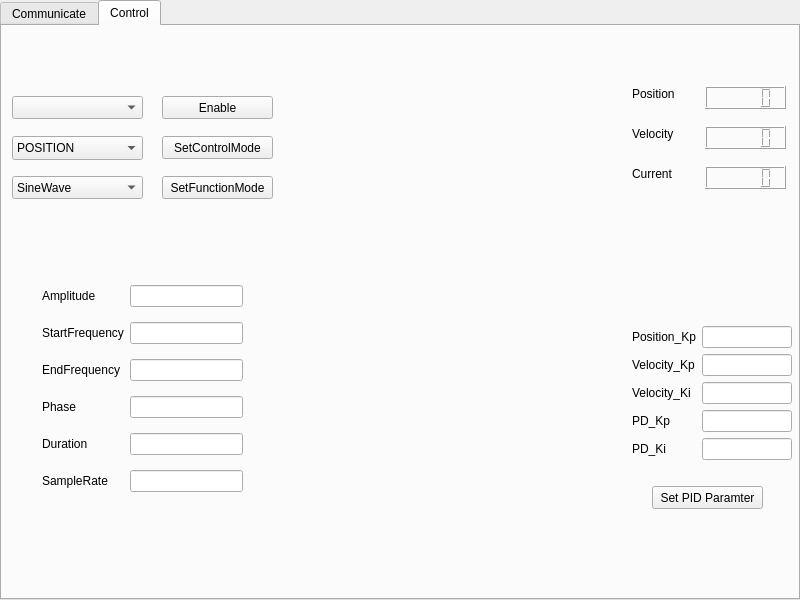
This is ui/mainwindow.ui in huigang39/FSA_Tool as Qt 5 draws it before an edit. The edited form follows.
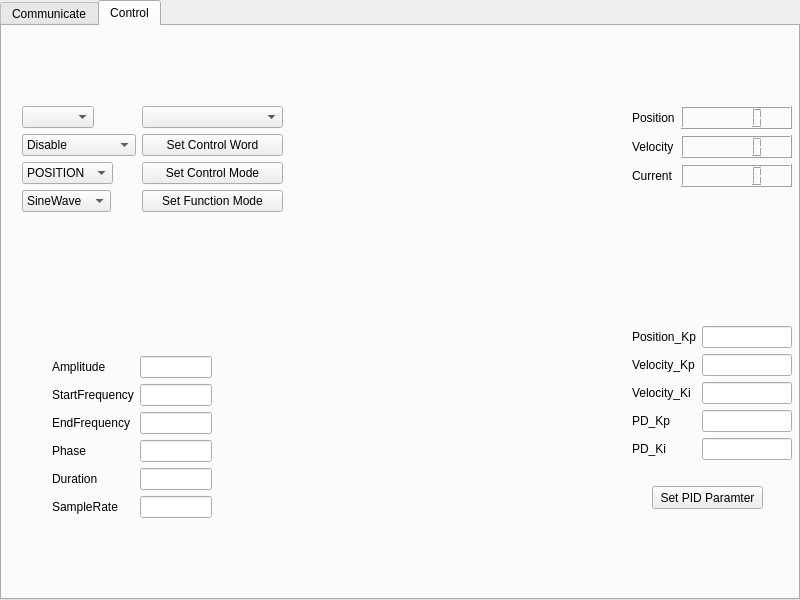
This is the edited form. The open tabs and pages were chosen to show the change.

Commit message: 1. 将重要面板都改为form形式； 2. 添加ControlWord

```diff
--- a/ui/mainwindow.ui
+++ b/ui/mainwindow.ui
@@ -35,132 +35,29 @@
                     <attribute name="title">
                         <string>Control</string>
                     </attribute>
-                    <widget class="QComboBox" name="comboBox_controlMode">
-                        <property name="geometry">
-                            <rect>
-                                <x>10</x>
-                                <y>110</y>
-                                <width>131</width>
-                                <height>24</height>
-                            </rect>
-                        </property>
-                        <item>
-                            <property name="text">
-                                <string>POSITION</string>
-                            </property>
-                        </item>
-                        <item>
-                            <property name="text">
-                                <string>VELOCITY</string>
-                            </property>
-                        </item>
-                        <item>
-                            <property name="text">
-                                <string>CURRENT</string>
-                            </property>
-                        </item>
-                        <item>
-                            <property name="text">
-                                <string>PD</string>
-                            </property>
-                        </item>
-                    </widget>
-                    <widget class="QComboBox" name="comboBox_fsaList">
-                        <property name="geometry">
-                            <rect>
-                                <x>10</x>
-                                <y>70</y>
-                                <width>131</width>
-                                <height>23</height>
-                            </rect>
-                        </property>
-                    </widget>
-                    <widget class="QComboBox" name="comboBox_functionMode">
-                        <property name="geometry">
-                            <rect>
-                                <x>10</x>
-                                <y>150</y>
-                                <width>131</width>
-                                <height>23</height>
-                            </rect>
-                        </property>
-                        <item>
-                            <property name="text">
-                                <string>SineWave</string>
-                            </property>
-                        </item>
-                        <item>
-                            <property name="text">
-                                <string>BandWidth</string>
-                            </property>
-                        </item>
-                    </widget>
-                    <widget class="QPushButton" name="pushButton_setControlMode">
-                        <property name="geometry">
-                            <rect>
-                                <x>160</x>
-                                <y>110</y>
-                                <width>111</width>
-                                <height>23</height>
-                            </rect>
-                        </property>
-                        <property name="text">
-                            <string>SetControlMode</string>
-                        </property>
-                    </widget>
-                    <widget class="QPushButton" name="pushButton_setFunctionMode">
-                        <property name="geometry">
-                            <rect>
-                                <x>160</x>
-                                <y>150</y>
-                                <width>111</width>
-                                <height>23</height>
-                            </rect>
-                        </property>
-                        <property name="text">
-                            <string>SetFunctionMode</string>
-                        </property>
-                    </widget>
-                    <widget class="QPushButton" name="pushButton_enableFSA">
-                        <property name="geometry">
-                            <rect>
-                                <x>160</x>
-                                <y>70</y>
-                                <width>111</width>
-                                <height>23</height>
-                            </rect>
-                        </property>
-                        <property name="text">
-                            <string>Enable</string>
-                        </property>
-                    </widget>
                     <widget class="QStackedWidget" name="stackedWidget_configControlData">
                         <property name="geometry">
                             <rect>
-                                <x>20</x>
-                                <y>210</y>
+                                <x>10</x>
+                                <y>260</y>
                                 <width>251</width>
-                                <height>301</height>
+                                <height>241</height>
                             </rect>
                         </property>
                         <property name="currentIndex">
                             <number>0</number>
                         </property>
                         <widget class="QWidget" name="page_sineWave">
-                            <widget class="QWidget" name="gridLayoutWidget_sineWave">
+                            <widget class="QWidget" name="formLayoutWidget_2">
                                 <property name="geometry">
                                     <rect>
-                                        <x>20</x>
-                                        <y>40</y>
-                                        <width>201</width>
-                                        <height>231</height>
+                                        <x>40</x>
+                                        <y>70</y>
+                                        <width>160</width>
+                                        <height>141</height>
                                     </rect>
                                 </property>
-                                <layout class="QGridLayout"
-                                    name="gridLayout_sinwWave_sineWave_functionLayout">
-                                    <item row="2" column="1">
-                                        <widget class="QLineEdit" name="lineEdit_sinwWave_phase" />
-                                    </item>
+                                <layout class="QFormLayout" name="formLayout_sineWavePanel">
                                     <item row="0" column="0">
                                         <widget class="QLabel" name="label_sinwWave_amplitude">
                                             <property name="text">
@@ -171,16 +68,6 @@
                                     <item row="0" column="1">
                                         <widget class="QLineEdit" name="lineEdit_sinwWave_amplitude" />
                                     </item>
-                                    <item row="3" column="1">
-                                        <widget class="QLineEdit" name="lineEdit_sinwWave_duration" />
-                                    </item>
-                                    <item row="4" column="1">
-                                        <widget class="QLineEdit"
-                                            name="lineEdit_sinwWave_sampleRate" />
-                                    </item>
-                                    <item row="1" column="1">
-                                        <widget class="QLineEdit" name="lineEdit_sinwWave_frequency" />
-                                    </item>
                                     <item row="1" column="0">
                                         <widget class="QLabel" name="label_sinwWave_frequency">
                                             <property name="text">
@@ -188,6 +75,9 @@
                                             </property>
                                         </widget>
                                     </item>
+                                    <item row="1" column="1">
+                                        <widget class="QLineEdit" name="lineEdit_sinwWave_frequency" />
+                                    </item>
                                     <item row="2" column="0">
                                         <widget class="QLabel" name="label_sinwWave_phase">
                                             <property name="text">
@@ -195,6 +85,9 @@
                                             </property>
                                         </widget>
                                     </item>
+                                    <item row="2" column="1">
+                                        <widget class="QLineEdit" name="lineEdit_sinwWave_phase" />
+                                    </item>
                                     <item row="3" column="0">
                                         <widget class="QLabel" name="label_sinwWave_duration">
                                             <property name="text">
@@ -202,6 +95,9 @@
                                             </property>
                                         </widget>
                                     </item>
+                                    <item row="3" column="1">
+                                        <widget class="QLineEdit" name="lineEdit_sinwWave_duration" />
+                                    </item>
                                     <item row="4" column="0">
                                         <widget class="QLabel" name="label_sinwWave_sampleRate">
                                             <property name="text">
@@ -209,38 +105,24 @@
                                             </property>
                                         </widget>
                                     </item>
+                                    <item row="4" column="1">
+                                        <widget class="QLineEdit"
+                                            name="lineEdit_sinwWave_sampleRate" />
+                                    </item>
                                 </layout>
                             </widget>
                         </widget>
                         <widget class="QWidget" name="page_sweepWave">
-                            <widget class="QWidget" name="gridLayoutWidget_sweepWave">
+                            <widget class="QWidget" name="formLayoutWidget_3">
                                 <property name="geometry">
                                     <rect>
-                                        <x>20</x>
-                                        <y>40</y>
-                                        <width>201</width>
-                                        <height>231</height>
+                                        <x>40</x>
+                                        <y>70</y>
+                                        <width>160</width>
+                                        <height>170</height>
                                     </rect>
                                 </property>
-                                <layout class="QGridLayout"
-                                    name="gridLayout_sweepWave_functionLayout">
-                                    <item row="4" column="1">
-                                        <widget class="QLineEdit" name="lineEdit_sweepWave_duration" />
-                                    </item>
-                                    <item row="4" column="0">
-                                        <widget class="QLabel" name="label_sweepWave_duration">
-                                            <property name="text">
-                                                <string>Duration</string>
-                                            </property>
-                                        </widget>
-                                    </item>
-                                    <item row="1" column="0">
-                                        <widget class="QLabel" name="label_sweepWave_startFrequency">
-                                            <property name="text">
-                                                <string>StartFrequency</string>
-                                            </property>
-                                        </widget>
-                                    </item>
+                                <layout class="QFormLayout" name="formLayout_sweepWavePanel">
                                     <item row="0" column="0">
                                         <widget class="QLabel" name="label_sweepWave_amplitude">
                                             <property name="text">
@@ -248,39 +130,21 @@
                                             </property>
                                         </widget>
                                     </item>
-                                    <item row="3" column="1">
-                                        <widget class="QLineEdit" name="lineEdit_sweepWave_phase" />
-                                    </item>
                                     <item row="0" column="1">
                                         <widget class="QLineEdit"
                                             name="lineEdit_sweepWave_amplitude" />
                                     </item>
-                                    <item row="3" column="0">
-                                        <widget class="QLabel" name="label_sweepWave_phase">
+                                    <item row="1" column="0">
+                                        <widget class="QLabel" name="label_sweepWave_startFrequency">
                                             <property name="text">
-                                                <string>Phase</string>
+                                                <string>StartFrequency</string>
                                             </property>
                                         </widget>
                                     </item>
-                                    <item row="5" column="1">
-                                        <widget class="QLineEdit"
-                                            name="lineEdit_sweepWave_sampleRate" />
-                                    </item>
                                     <item row="1" column="1">
                                         <widget class="QLineEdit"
                                             name="lineEdit_sweepWave_startFrequency" />
                                     </item>
-                                    <item row="5" column="0">
-                                        <widget class="QLabel" name="label_sweepWave_sampleRate">
-                                            <property name="text">
-                                                <string>SampleRate</string>
-                                            </property>
-                                        </widget>
-                                    </item>
-                                    <item row="2" column="1">
-                                        <widget class="QLineEdit"
-                                            name="lineEdit_sweepWave_endFrequency" />
-                                    </item>
                                     <item row="2" column="0">
                                         <widget class="QLabel" name="label_sweepWave_endFrequency">
                                             <property name="text">
@@ -288,79 +152,45 @@
                                             </property>
                                         </widget>
                                     </item>
+                                    <item row="2" column="1">
+                                        <widget class="QLineEdit"
+                                            name="lineEdit_sweepWave_endFrequency" />
+                                    </item>
+                                    <item row="3" column="0">
+                                        <widget class="QLabel" name="label_sweepWave_phase">
+                                            <property name="text">
+                                                <string>Phase</string>
+                                            </property>
+                                        </widget>
+                                    </item>
+                                    <item row="3" column="1">
+                                        <widget class="QLineEdit" name="lineEdit_sweepWave_phase" />
+                                    </item>
+                                    <item row="4" column="0">
+                                        <widget class="QLabel" name="label_sweepWave_duration">
+                                            <property name="text">
+                                                <string>Duration</string>
+                                            </property>
+                                        </widget>
+                                    </item>
+                                    <item row="4" column="1">
+                                        <widget class="QLineEdit" name="lineEdit_sweepWave_duration" />
+                                    </item>
+                                    <item row="5" column="0">
+                                        <widget class="QLabel" name="label_sweepWave_sampleRate">
+                                            <property name="text">
+                                                <string>SampleRate</string>
+                                            </property>
+                                        </widget>
+                                    </item>
+                                    <item row="5" column="1">
+                                        <widget class="QLineEdit"
+                                            name="lineEdit_sweepWave_sampleRate" />
+                                    </item>
                                 </layout>
                             </widget>
                         </widget>
                     </widget>
-                    <widget class="QLCDNumber" name="lcdNumber_position">
-                        <property name="geometry">
-                            <rect>
-                                <x>703</x>
-                                <y>60</y>
-                                <width>81</width>
-                                <height>23</height>
-                            </rect>
-                        </property>
-                    </widget>
-                    <widget class="QLCDNumber" name="lcdNumber_velocity">
-                        <property name="geometry">
-                            <rect>
-                                <x>703</x>
-                                <y>100</y>
-                                <width>81</width>
-                                <height>23</height>
-                            </rect>
-                        </property>
-                    </widget>
-                    <widget class="QLCDNumber" name="lcdNumber_current">
-                        <property name="geometry">
-                            <rect>
-                                <x>703</x>
-                                <y>140</y>
-                                <width>81</width>
-                                <height>23</height>
-                            </rect>
-                        </property>
-                    </widget>
-                    <widget class="QLabel" name="label_position">
-                        <property name="geometry">
-                            <rect>
-                                <x>630</x>
-                                <y>60</y>
-                                <width>57</width>
-                                <height>15</height>
-                            </rect>
-                        </property>
-                        <property name="text">
-                            <string>Position</string>
-                        </property>
-                    </widget>
-                    <widget class="QLabel" name="label_velocity">
-                        <property name="geometry">
-                            <rect>
-                                <x>630</x>
-                                <y>100</y>
-                                <width>57</width>
-                                <height>15</height>
-                            </rect>
-                        </property>
-                        <property name="text">
-                            <string>Velocity</string>
-                        </property>
-                    </widget>
-                    <widget class="QLabel" name="label_current">
-                        <property name="geometry">
-                            <rect>
-                                <x>630</x>
-                                <y>140</y>
-                                <width>57</width>
-                                <height>15</height>
-                            </rect>
-                        </property>
-                        <property name="text">
-                            <string>Current</string>
-                        </property>
-                    </widget>
                     <widget class="QWidget" name="formLayoutWidget">
                         <property name="geometry">
                             <rect>
@@ -370,7 +200,7 @@
                                 <height>151</height>
                             </rect>
                         </property>
-                        <layout class="QFormLayout" name="formLayout">
+                        <layout class="QFormLayout" name="formLayout_pidPanel">
                             <item row="0" column="0">
                                 <widget class="QLabel" name="label_position_Kp">
                                     <property name="text">
@@ -436,6 +266,154 @@
                             <string>Set PID Paramter</string>
                         </property>
                     </widget>
+                    <widget class="QWidget" name="formLayoutWidget_4">
+                        <property name="geometry">
+                            <rect>
+                                <x>630</x>
+                                <y>80</y>
+                                <width>160</width>
+                                <height>83</height>
+                            </rect>
+                        </property>
+                        <layout class="QFormLayout" name="formLayout_getPvcPanel">
+                            <item row="0" column="1">
+                                <widget class="QLCDNumber" name="lcdNumber_position" />
+                            </item>
+                            <item row="1" column="0">
+                                <widget class="QLabel" name="label_velocity">
+                                    <property name="text">
+                                        <string>Velocity</string>
+                                    </property>
+                                </widget>
+                            </item>
+                            <item row="1" column="1">
+                                <widget class="QLCDNumber" name="lcdNumber_velocity" />
+                            </item>
+                            <item row="2" column="0">
+                                <widget class="QLabel" name="label_current">
+                                    <property name="text">
+                                        <string>Current</string>
+                                    </property>
+                                </widget>
+                            </item>
+                            <item row="2" column="1">
+                                <widget class="QLCDNumber" name="lcdNumber_current" />
+                            </item>
+                            <item row="0" column="0">
+                                <widget class="QLabel" name="label_position">
+                                    <property name="text">
+                                        <string>Position</string>
+                                    </property>
+                                </widget>
+                            </item>
+                        </layout>
+                    </widget>
+                    <widget class="QWidget" name="formLayoutWidget_5">
+                        <property name="geometry">
+                            <rect>
+                                <x>20</x>
+                                <y>80</y>
+                                <width>261</width>
+                                <height>171</height>
+                            </rect>
+                        </property>
+                        <layout class="QFormLayout" name="formLayout_controlPanel">
+                            <item row="1" column="0">
+                                <widget class="QComboBox" name="comboBox_controlWord">
+                                    <item>
+                                        <property name="text">
+                                            <string>Disable</string>
+                                        </property>
+                                    </item>
+                                    <item>
+                                        <property name="text">
+                                            <string>Enable</string>
+                                        </property>
+                                    </item>
+                                    <item>
+                                        <property name="text">
+                                            <string>Calibrate Motor</string>
+                                        </property>
+                                    </item>
+                                    <item>
+                                        <property name="text">
+                                            <string>Calibrate ADC</string>
+                                        </property>
+                                    </item>
+                                    <item>
+                                        <property name="text">
+                                            <string>Clear Fault</string>
+                                        </property>
+                                    </item>
+                                </widget>
+                            </item>
+                            <item row="1" column="1">
+                                <widget class="QPushButton" name="pushButton_setControlWord">
+                                    <property name="text">
+                                        <string>Set Control Word</string>
+                                    </property>
+                                </widget>
+                            </item>
+                            <item row="2" column="0">
+                                <widget class="QComboBox" name="comboBox_controlMode">
+                                    <item>
+                                        <property name="text">
+                                            <string>POSITION</string>
+                                        </property>
+                                    </item>
+                                    <item>
+                                        <property name="text">
+                                            <string>VELOCITY</string>
+                                        </property>
+                                    </item>
+                                    <item>
+                                        <property name="text">
+                                            <string>CURRENT</string>
+                                        </property>
+                                    </item>
+                                    <item>
+                                        <property name="text">
+                                            <string>PD</string>
+                                        </property>
+                                    </item>
+                                </widget>
+                            </item>
+                            <item row="2" column="1">
+                                <widget class="QPushButton" name="pushButton_setControlMode">
+                                    <property name="text">
+                                        <string>Set Control Mode</string>
+                                    </property>
+                                </widget>
+                            </item>
+                            <item row="3" column="0">
+                                <widget class="QComboBox" name="comboBox_functionMode">
+                                    <item>
+                                        <property name="text">
+                                            <string>SineWave</string>
+                                        </property>
+                                    </item>
+                                    <item>
+                                        <property name="text">
+                                            <string>BandWidth</string>
+                                        </property>
+                                    </item>
+                                </widget>
+                            </item>
+                            <item row="3" column="1">
+                                <widget class="QPushButton" name="pushButton_setFunctionMode">
+                                    <property name="text">
+                                        <string>Set Function Mode</string>
+                                    </property>
+                                </widget>
+                            </item>
+                            <item row="0" column="0">
+                                <widget class="QComboBox" name="comboBox_ipList" />
+                            </item>
+                            <item row="0" column="1">
+                                <widget class="QComboBox" name="comboBox_usbList" />
+                            </item>
+                        </layout>
+                    </widget>
                 </widget>
             </widget>
         </widget>
```
The commit also changes 6 other files.
